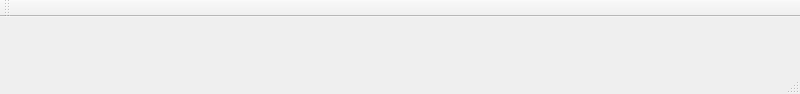
Qt form ImageP/ui/main_ui.ui (linuslau/ImageP) before a commit.
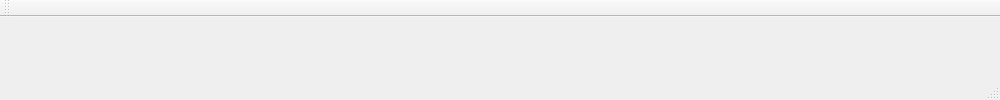
The same form after that commit.

Commit message: Resize to 1000x100

The edit to the form file:
```diff
--- a/ImageP/ui/main_ui.ui
+++ b/ImageP/ui/main_ui.ui
@@ -6,8 +6,8 @@
    <rect>
     <x>0</x>
     <y>0</y>
-    <width>800</width>
-    <height>94</height>
+    <width>1000</width>
+    <height>100</height>
    </rect>
   </property>
   <property name="windowTitle">
```
Left out of the diff: 2 changed lines with no effect on the pictures. The commit also changes 1 other file.
